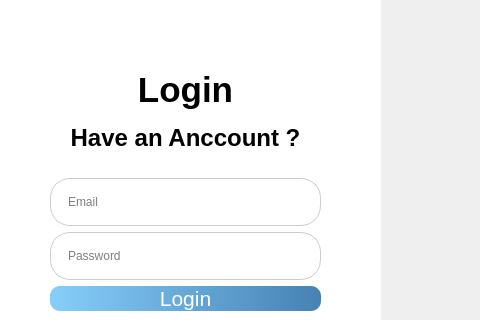
This is ui/loggin.ui in xuanducdepzai/python-app as Qt 5 draws it before an edit; both pictures show x 0 to 480 and y 0 to 320 of the 718 by 442 pixel window. The edited form follows.
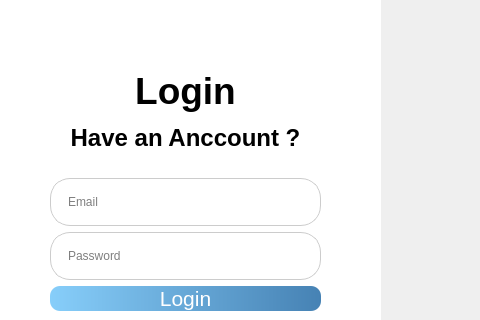
This is the edited form. Icons and pictures are not drawn.

```diff
--- a/ui/loggin.ui
+++ b/ui/loggin.ui
@@ -304,7 +304,7 @@
        <property name="font">
         <font>
          <family>Segoe UI</family>
-         <pointsize>26</pointsize>
+         <pointsize>28</pointsize>
          <bold>true</bold>
         </font>
        </property>
```
